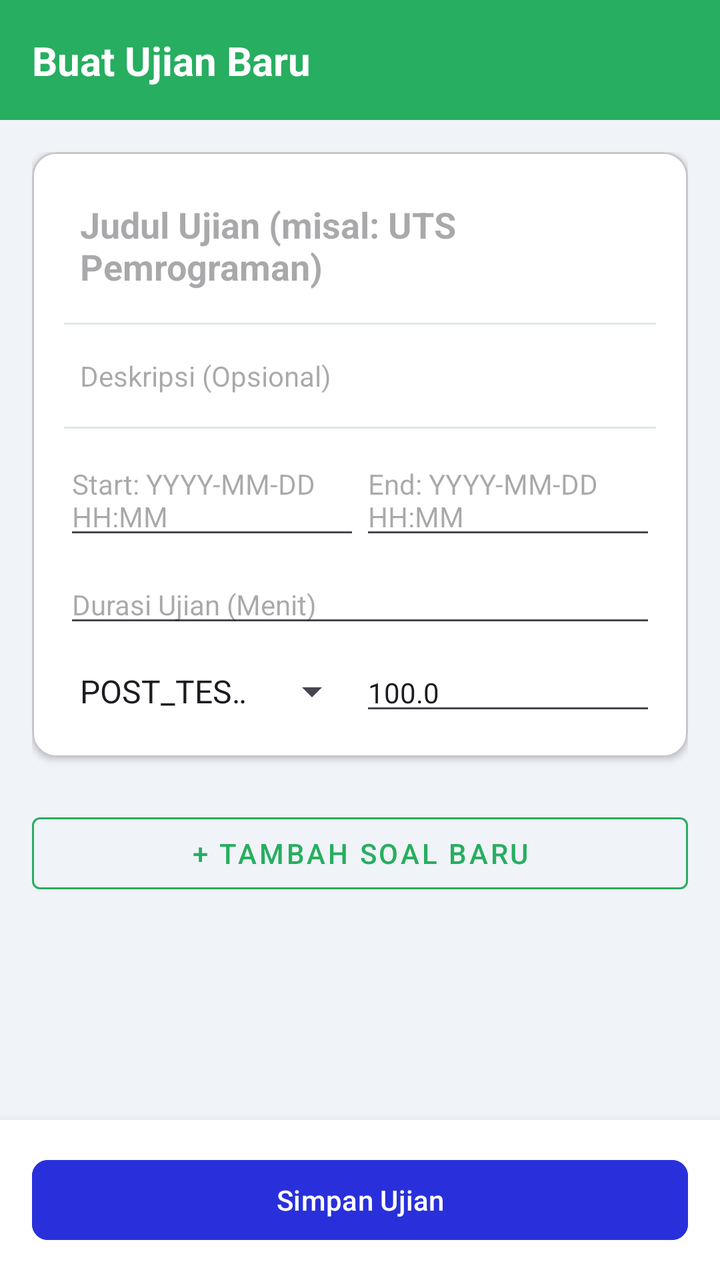
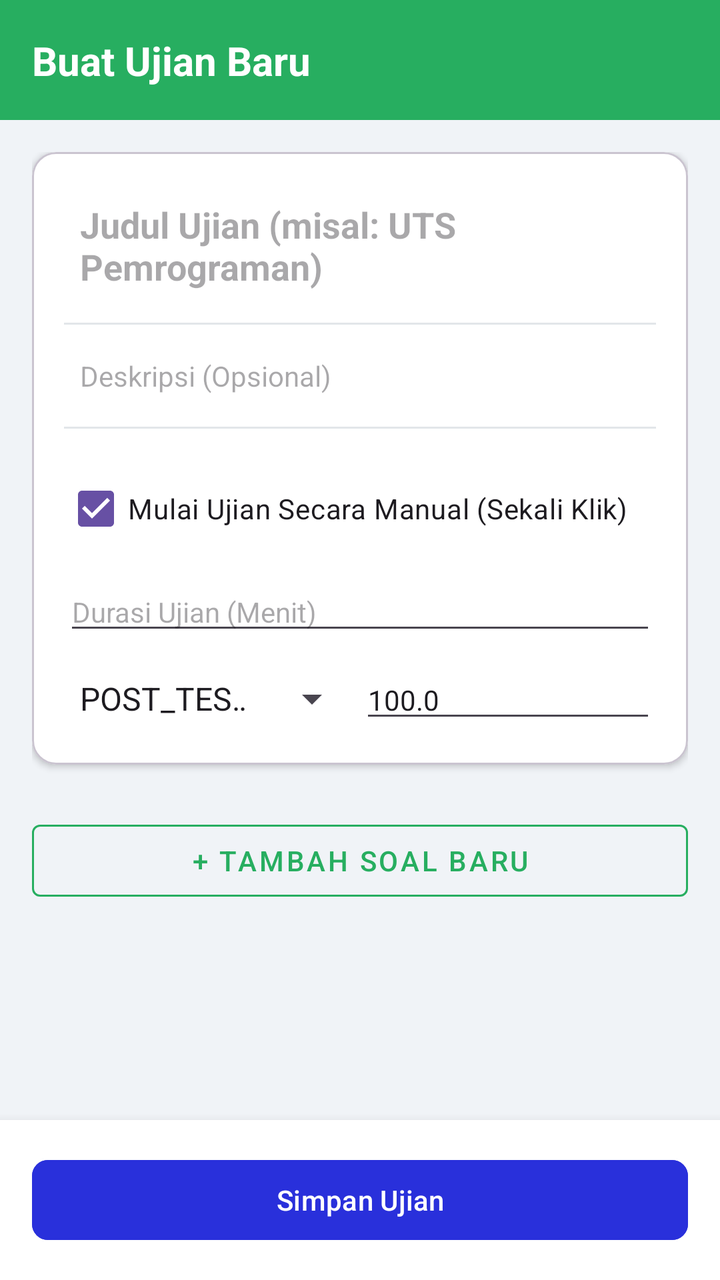

Compare the two renders of this Android layout. The source of the first and the diff that turns it into the second are given below.
<!-- AndroidManifest.xml: application theme Theme.IFUnjaniExam -->
<!-- res/layout/activity_create_exam.xml -->
<?xml version="1.0" encoding="utf-8"?>
<androidx.constraintlayout.widget.ConstraintLayout xmlns:android="http://schemas.android.com/apk/res/android"
    xmlns:app="http://schemas.android.com/apk/res-auto"
    android:layout_width="match_parent"
    android:layout_height="match_parent"
    android:background="#f0f3f7">

    <androidx.constraintlayout.widget.ConstraintLayout
        android:id="@+id/topBar"
        android:layout_width="match_parent"
        android:layout_height="60dp"
        android:background="#27ae60"
        app:layout_constraintTop_toTopOf="parent">

        <TextView
            android:layout_width="wrap_content"
            android:layout_height="wrap_content"
            android:layout_marginStart="16dp"
            android:text="Buat Ujian Baru"
            android:textColor="@android:color/white"
            android:textSize="20sp"
            android:textStyle="bold"
            app:layout_constraintBottom_toBottomOf="parent"
            app:layout_constraintStart_toStartOf="parent"
            app:layout_constraintTop_toTopOf="parent" />
    </androidx.constraintlayout.widget.ConstraintLayout>

    <ScrollView
        android:layout_width="match_parent"
        android:layout_height="0dp"
        app:layout_constraintTop_toBottomOf="@id/topBar"
        app:layout_constraintBottom_toTopOf="@id/bottomBar">

        <LinearLayout
            android:layout_width="match_parent"
            android:layout_height="wrap_content"
            android:orientation="vertical"
            android:padding="16dp">

            <com.google.android.material.card.MaterialCardView
                android:layout_width="match_parent"
                android:layout_height="wrap_content"
                android:layout_marginBottom="16dp"
                app:cardBackgroundColor="@android:color/white"
                app:cardCornerRadius="12dp"
                app:cardElevation="2dp">

                <LinearLayout
                    android:layout_width="match_parent"
                    android:layout_height="wrap_content"
                    android:orientation="vertical"
                    android:padding="16dp">

                    <EditText
                        android:id="@+id/etExamTitle"
                        android:layout_width="match_parent"
                        android:layout_height="wrap_content"
                        android:hint="Judul Ujian (misal: UTS Pemrograman)"
                        android:textSize="18sp"
                        android:textStyle="bold"
                        android:background="@android:color/transparent"
                        android:padding="8dp" />

                    <View
                        android:layout_width="match_parent"
                        android:layout_height="1dp"
                        android:background="#e2e6e9"
                        android:layout_marginVertical="8dp"/>

                    <EditText
                        android:id="@+id/etExamDesc"
                        android:layout_width="match_parent"
                        android:layout_height="wrap_content"
                        android:hint="Deskripsi (Opsional)"
                        android:textSize="14sp"
                        android:background="@android:color/transparent"
                        android:padding="8dp" />

                    <View
                        android:layout_width="match_parent"
                        android:layout_height="1dp"
                        android:background="#e2e6e9"
                        android:layout_marginVertical="8dp"/>

                    <LinearLayout
                        android:layout_width="match_parent"
                        android:layout_height="wrap_content"
                        android:orientation="horizontal"
                        android:weightSum="2">

                        <EditText
                            android:id="@+id/etStartTime"
                            android:layout_width="0dp"
                            android:layout_height="wrap_content"
                            android:layout_weight="1"
                            android:hint="Start: YYYY-MM-DD HH:MM"
                            android:textSize="14sp" />

                        <EditText
                            android:id="@+id/etEndTime"
                            android:layout_width="0dp"
                            android:layout_height="wrap_content"
                            android:layout_weight="1"
                            android:hint="End: YYYY-MM-DD HH:MM"
                            android:textSize="14sp" />
                    </LinearLayout>

                    <EditText
                        android:id="@+id/etDuration"
                        android:layout_width="match_parent"
                        android:layout_height="wrap_content"
                        android:hint="Durasi Ujian (Menit)"
                        android:inputType="number"
                        android:textSize="14sp"
                        android:layout_marginTop="8dp"/>

                    <LinearLayout
                        android:layout_width="match_parent"
                        android:layout_height="wrap_content"
                        android:orientation="horizontal"
                        android:layout_marginTop="8dp"
                        android:weightSum="2">

                        <Spinner
                            android:id="@+id/spCategory"
                            android:layout_width="0dp"
                            android:layout_weight="1"
                            android:layout_height="wrap_content"
                            android:entries="@array/exam_categories" />

                        <EditText
                            android:id="@+id/etExamWeight"
                            android:layout_width="0dp"
                            android:layout_weight="1"
                            android:layout_height="wrap_content"
                            android:hint="Bobot Ujian (%)"
                            android:inputType="numberDecimal"
                            android:text="100.0"
                            android:textSize="14sp" />
                    </LinearLayout>
                </LinearLayout>
            </com.google.android.material.card.MaterialCardView>

            
            <LinearLayout
                android:id="@+id/llQuestionsContainer"
                android:layout_width="match_parent"
                android:layout_height="wrap_content"
                android:orientation="vertical" />

            <com.google.android.material.button.MaterialButton
                android:id="@+id/btnAddQuestion"
                android:layout_width="match_parent"
                android:layout_height="wrap_content"
                android:layout_marginTop="8dp"
                android:layout_marginBottom="32dp"
                android:text="+ Tambah Soal Baru"
                style="@style/Widget.MaterialComponents.Button.OutlinedButton"
                app:strokeColor="#27ae60"
                android:textColor="#27ae60" />

        </LinearLayout>
    </ScrollView>

    <LinearLayout
        android:id="@+id/bottomBar"
        android:layout_width="match_parent"
        android:layout_height="wrap_content"
        android:background="@android:color/white"
        android:elevation="8dp"
        android:padding="16dp"
        app:layout_constraintBottom_toBottomOf="parent">

        <com.google.android.material.button.MaterialButton
            android:id="@+id/btnSaveExam"
            android:layout_width="match_parent"
            android:layout_height="wrap_content"
            android:text="Simpan Ujian"
            android:backgroundTint="#2930db"
            app:cornerRadius="8dp" />
    </LinearLayout>

</androidx.constraintlayout.widget.ConstraintLayout>
<!-- resources referenced by this layout -->
<resources>
  <string-array name="exam_categories">
          <item>POST_TEST</item>
          <item>QUIZ</item>
          <item>UTS</item>
          <item>UAS</item>
          <item>OTHER</item>
      </string-array>
  <style name="Theme.IFUnjaniExam" parent="Base.Theme.IFUnjaniExam" />
  <style name="Base.Theme.IFUnjaniExam" parent="Theme.Material3.DayNight.NoActionBar">
          
          
      </style>
</resources>

<!-- the commit's change to res/layout/activity_create_exam.xml (unified diff, before → after) -->
@@ -82,11 +82,21 @@
                         android:background="#e2e6e9"
                         android:layout_marginVertical="8dp"/>
 
+                    <CheckBox
+                        android:id="@+id/cbManualStart"
+                        android:layout_width="match_parent"
+                        android:layout_height="wrap_content"
+                        android:text="Mulai Ujian Secara Manual (Sekali Klik)"
+                        android:checked="true"
+                        android:layout_marginTop="8dp" />
+
                     <LinearLayout
+                        android:id="@+id/llTimePicker"
                         android:layout_width="match_parent"
                         android:layout_height="wrap_content"
                         android:orientation="horizontal"
-                        android:weightSum="2">
+                        android:weightSum="2"
+                        android:visibility="gone">
 
                         <EditText
                             android:id="@+id/etStartTime"
